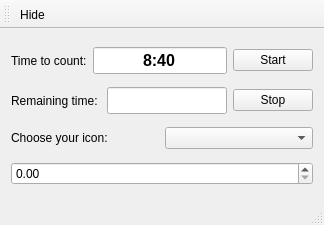
Old version of the form SysTrayTimer/mainwindow.ui in the repository Edewin/WorkTimer.
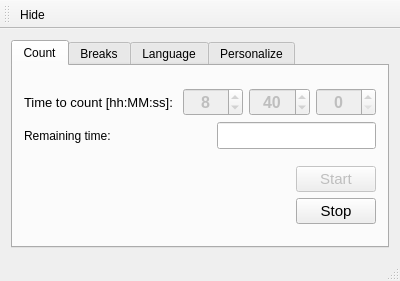
New version of the form. Icons and pictures are not drawn.

What changed in the file:
```diff
--- a/SysTrayTimer/mainwindow.ui
+++ b/SysTrayTimer/mainwindow.ui
@@ -9,8 +9,8 @@
    <rect>
     <x>0</x>
     <y>0</y>
-    <width>324</width>
-    <height>225</height>
+    <width>400</width>
+    <height>281</height>
    </rect>
   </property>
   <property name="maximumSize">
@@ -26,99 +26,325 @@
    <string>WorkTimer</string>
   </property>
   <widget class="QWidget" name="centralWidget">
-   <layout class="QVBoxLayout" name="verticalLayout">
+   <layout class="QVBoxLayout" name="verticalLayout_7">
     <item>
-     <layout class="QHBoxLayout" name="horizontalLayout_3">
-      <item>
-       <layout class="QHBoxLayout" name="horizontalLayout_2">
+     <widget class="QTabWidget" name="tabWidget">
+      <property name="currentIndex">
+       <number>0</number>
+      </property>
+      <widget class="QWidget" name="TabCount">
+       <attribute name="title">
+        <string>Count</string>
+       </attribute>
+       <layout class="QVBoxLayout" name="verticalLayout_3">
         <item>
-         <widget class="QLabel" name="label">
-          <property name="text">
-           <string>Time to count:</string>
-          </property>
-         </widget>
+         <layout class="QVBoxLayout" name="verticalLayout">
+          <item>
+           <layout class="QHBoxLayout" name="horizontalLayout">
+            <item>
+             <widget class="QLabel" name="label">
+              <property name="font">
+               <font>
+                <pointsize>10</pointsize>
+                <weight>50</weight>
+                <bold>false</bold>
+               </font>
+              </property>
+              <property name="text">
+               <string>Time to count [hh:MM:ss]: </string>
+              </property>
+             </widget>
+            </item>
+            <item>
+             <widget class="QDoubleSpinBox" name="doubleSpinBox_Hours">
+              <property name="enabled">
+               <bool>false</bool>
+              </property>
+              <property name="font">
+               <font>
+                <pointsize>12</pointsize>
+                <weight>75</weight>
+                <bold>true</bold>
+               </font>
+              </property>
+              <property name="toolTip">
+               <string>Hours</string>
+              </property>
+              <property name="alignment">
+               <set>Qt::AlignCenter</set>
+              </property>
+              <property name="decimals">
+               <number>0</number>
+              </property>
+              <property name="maximum">
+               <double>24.000000000000000</double>
+              </property>
+              <property name="value">
+               <double>8.000000000000000</double>
+              </property>
+             </widget>
+            </item>
+            <item>
+             <widget class="QDoubleSpinBox" name="doubleSpinBox_Minutes">
+              <property name="enabled">
+               <bool>false</bool>
+              </property>
+              <property name="font">
+               <font>
+                <pointsize>12</pointsize>
+                <weight>75</weight>
+                <bold>true</bold>
+               </font>
+              </property>
+              <property name="toolTip">
+               <string>Minutes</string>
+              </property>
+              <property name="alignment">
+               <set>Qt::AlignCenter</set>
+              </property>
+              <property name="decimals">
+               <number>0</number>
+              </property>
+              <property name="maximum">
+               <double>60.000000000000000</double>
+              </property>
+              <property name="value">
+               <double>40.000000000000000</double>
+              </property>
+             </widget>
+            </item>
+            <item>
+             <widget class="QDoubleSpinBox" name="doubleSpinBox_Seconds">
+              <property name="enabled">
+               <bool>false</bool>
+              </property>
+              <property name="font">
+               <font>
+                <pointsize>12</pointsize>
+                <weight>75</weight>
+                <bold>true</bold>
+               </font>
+              </property>
+              <property name="toolTip">
+               <string>Seconds</string>
+              </property>
+              <property name="alignment">
+               <set>Qt::AlignCenter</set>
+              </property>
+              <property name="decimals">
+               <number>0</number>
+              </property>
+              <property name="maximum">
+               <double>60.000000000000000</double>
+              </property>
+             </widget>
+            </item>
+           </layout>
+          </item>
+          <item>
+           <layout class="QHBoxLayout" name="horizontalLayout_2">
+            <item>
+             <widget class="QLabel" name="label_RemOrOver">
+              <property name="text">
+               <string>Remaining time: </string>
+              </property>
+             </widget>
+            </item>
+            <item>
+             <spacer name="horizontalSpacer">
+              <property name="orientation">
+               <enum>Qt::Horizontal</enum>
+              </property>
+              <property name="sizeHint" stdset="0">
+               <size>
+                <width>40</width>
+                <height>20</height>
+               </size>
+              </property>
+             </spacer>
+            </item>
+            <item>
+             <widget class="QLineEdit" name="lineEdit_remainingTime">
+              <property name="font">
+               <font>
+                <pointsize>12</pointsize>
+                <weight>75</weight>
+                <italic>true</italic>
+                <bold>true</bold>
+               </font>
+              </property>
+              <property name="alignment">
+               <set>Qt::AlignCenter</set>
+              </property>
+              <property name="readOnly">
+               <bool>true</bool>
+              </property>
+             </widget>
+            </item>
+           </layout>
+          </item>
+         </layout>
         </item>
         <item>
-         <widget class="QLineEdit" name="lineEditTotalTime">
-          <property name="font">
-           <font>
-            <pointsize>12</pointsize>
-            <weight>75</weight>
-            <bold>true</bold>
-           </font>
-          </property>
-          <property name="text">
-           <string>8:40</string>
-          </property>
-          <property name="alignment">
-           <set>Qt::AlignCenter</set>
-          </property>
-         </widget>
+         <layout class="QHBoxLayout" name="horizontalLayout_5">
+          <item>
+           <spacer name="horizontalSpacer_2">
+            <property name="orientation">
+             <enum>Qt::Horizontal</enum>
+            </property>
+            <property name="sizeHint" stdset="0">
+             <size>
+              <width>40</width>
+              <height>20</height>
+             </size>
+            </property>
+           </spacer>
+          </item>
+          <item>
+           <layout class="QVBoxLayout" name="verticalLayout_2">
+            <item>
+             <widget class="QPushButton" name="pushButtonStart">
+              <property name="enabled">
+               <bool>false</bool>
+              </property>
+              <property name="font">
+               <font>
+                <pointsize>11</pointsize>
+                <weight>50</weight>
+                <bold>false</bold>
+               </font>
+              </property>
+              <property name="text">
+               <string>Start</string>
+              </property>
+             </widget>
+            </item>
+            <item>
+             <widget class="QPushButton" name="pushButtonSTOP">
+              <property name="font">
+               <font>
+                <pointsize>11</pointsize>
+               </font>
+              </property>
+              <property name="text">
+               <string>Stop</string>
+              </property>
+             </widget>
+            </item>
+           </layout>
+          </item>
+         </layout>
         </item>
        </layout>
-      </item>
-      <item>
-       <widget class="QPushButton" name="pushButtonStart">
+      </widget>
+      <widget class="QWidget" name="TabBreaks">
+       <attribute name="title">
+        <string>Breaks</string>
+       </attribute>
+       <widget class="QCheckBox" name="checkBox">
+        <property name="geometry">
+         <rect>
+          <x>20</x>
+          <y>30</y>
+          <width>271</width>
+          <height>20</height>
+         </rect>
+        </property>
         <property name="text">
-         <string>Start</string>
+         <string>Notify every 50 minutes for short break</string>
         </property>
        </widget>
-      </item>
-     </layout>
-    </item>
-    <item>
-     <layout class="QHBoxLayout" name="horizontalLayout_4">
-      <item>
-       <layout class="QHBoxLayout" name="horizontalLayout">
+      </widget>
+      <widget class="QWidget" name="TabLanguage">
+       <attribute name="title">
+        <string>Language</string>
+       </attribute>
+       <layout class="QVBoxLayout" name="verticalLayout_5">
         <item>
-         <widget class="QLabel" name="label_RemOrOver">
-          <property name="text">
-           <string>Remaining time: </string>
-          </property>
-         </widget>
+         <layout class="QVBoxLayout" name="verticalLayout_4">
+          <item>
+           <layout class="QHBoxLayout" name="horizontalLayout_4">
+            <item>
+             <widget class="QLabel" name="label_2">
+              <property name="font">
+               <font>
+                <pointsize>10</pointsize>
+               </font>
+              </property>
+              <property name="text">
+               <string>Set Language: </string>
+              </property>
+             </widget>
+            </item>
+            <item>
+             <widget class="QComboBox" name="comboBox_Languages">
+              <property name="font">
+               <font>
+                <pointsize>12</pointsize>
+               </font>
+              </property>
+             </widget>
+            </item>
+           </layout>
+          </item>
+          <item>
+           <spacer name="verticalSpacer">
+            <property name="orientation">
+             <enum>Qt::Vertical</enum>
+            </property>
+            <property name="sizeHint" stdset="0">
+             <size>
+              <width>20</width>
+              <height>40</height>
+             </size>
+            </property>
+           </spacer>
+          </item>
+         </layout>
         </item>
+       </layout>
+      </widget>
+      <widget class="QWidget" name="TabPersonalize">
+       <attribute name="title">
+        <string>Personalize</string>
+       </attribute>
+       <layout class="QVBoxLayout" name="verticalLayout_6">
         <item>
-         <widget class="QLineEdit" name="lineEdit_remainingTime">
-          <property name="font">
-           <font>
-            <pointsize>12</pointsize>
-            <weight>75</weight>
-            <italic>true</italic>
-            <bold>true</bold>
-           </font>
+         <layout class="QHBoxLayout" name="horizontalLayout_3">
+          <item>
+           <widget class="QLabel" name="label_3">
+            <property name="text">
+             <string>Choose your icon:</string>
+            </property>
+           </widget>
+          </item>
+          <item>
+           <widget class="QComboBox" name="comboBox">
+            <property name="font">
+             <font>
+              <pointsize>12</pointsize>
+             </font>
+            </property>
+           </widget>
+          </item>
+         </layout>
+        </item>
+        <item>
+         <spacer name="verticalSpacer_2">
+          <property name="orientation">
+           <enum>Qt::Vertical</enum>
           </property>
-          <property name="alignment">
-           <set>Qt::AlignCenter</set>
+          <property name="sizeHint" stdset="0">
+           <size>
+            <width>20</width>
+            <height>104</height>
+           </size>
           </property>
-         </widget>
+         </spacer>
         </item>
        </layout>
-      </item>
-      <item>
-       <widget class="QPushButton" name="pushButtonSTOP">
-        <property name="text">
-         <string>Stop</string>
-        </property>
-       </widget>
-      </item>
-     </layout>
-    </item>
-    <item>
-     <layout class="QHBoxLayout" name="horizontalLayout_5">
-      <item>
-       <widget class="QLabel" name="label_3">
-        <property name="text">
-         <string>Choose your icon:</string>
-        </property>
-       </widget>
-      </item>
-      <item>
-       <widget class="QComboBox" name="comboBox"/>
-      </item>
-     </layout>
-    </item>
-    <item>
-     <widget class="QDoubleSpinBox" name="doubleSpinBox"/>
+      </widget>
+     </widget>
     </item>
    </layout>
   </widget>
```
Left out of the diff: 7 changed lines with no effect on the pictures.
